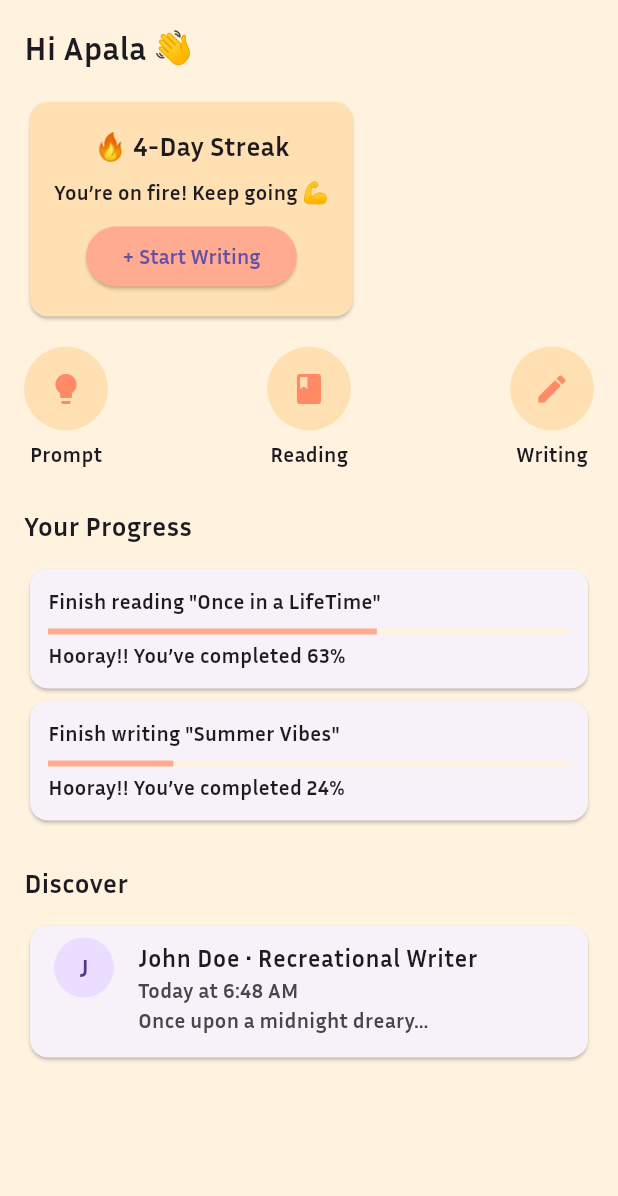
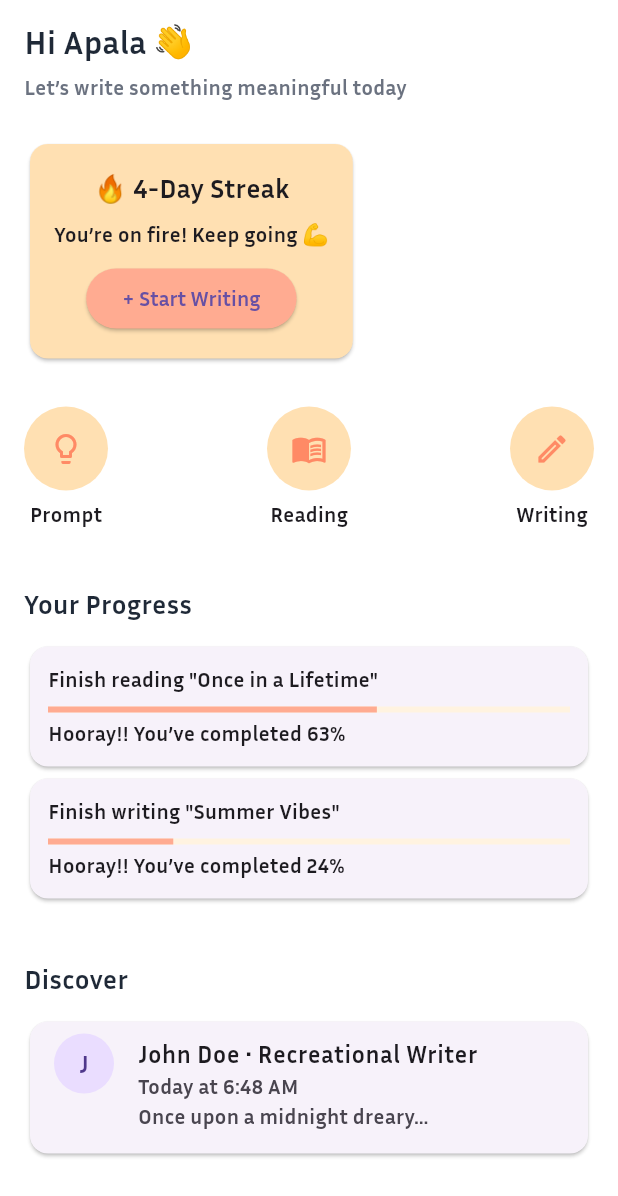
Before and after one commit to apala-1/not_a_writing_app, a Flutter app: the DashboardScreen screen opened by its route, on a phone screen of 412 x 824 dp. Shown: the top 1196 px of the screen. Run offline on Flutter 3.47's test engine with Material 3 defaults, Android fonts, the phone set to English and light mode, and no system bars.

Commit message:
Theme changes in dashboard

```diff
--- a/lib/screens/bottom_screens/dashboard_screen.dart
+++ b/lib/screens/bottom_screens/dashboard_screen.dart
@@ -1,8 +1,10 @@
 import 'package:flutter/material.dart';
+import 'package:not_a_writing_app/theme/colors.dart';
 import 'package:not_a_writing_app/widgets/post_card.dart';
 import 'package:not_a_writing_app/widgets/progress_card.dart';
 import 'package:not_a_writing_app/widgets/quick_action_item.dart';
 import 'package:not_a_writing_app/widgets/streak_card.dart';
+
 import 'book_detail_screen.dart';
 import '../write_create_screen.dart';
 import '../post_setup_screen.dart';
@@ -22,55 +24,80 @@ class _DashboardScreenState extends State<DashboardScreen> {
   @override
   Widget build(BuildContext context) {
     return Scaffold(
-      backgroundColor: Colors.orange.shade50,
+      backgroundColor: AppColors.background,
       body: SafeArea(
         child: SingleChildScrollView(
-          padding: const EdgeInsets.all(16),
+          padding: const EdgeInsets.symmetric(horizontal: 16, vertical: 12),
           child: Column(
             crossAxisAlignment: CrossAxisAlignment.start,
             children: [
+              // 👋 Greeting
               const Text(
                 'Hi Apala 👋',
-                style: TextStyle(fontSize: 22, fontWeight: FontWeight.bold),
+                style: TextStyle(
+                  fontSize: 22,
+                  fontWeight: FontWeight.bold,
+                  color: AppColors.textPrimary,
+                ),
               ),
-              const SizedBox(height: 16),
 
+              const SizedBox(height: 4),
+
+              const Text(
+                'Let’s write something meaningful today',
+                style: TextStyle(
+                  fontSize: 14,
+                  color: AppColors.textSecondary,
+                ),
+              ),
+
+              const SizedBox(height: 24),
+
+              // 🔥 Streak Card
               StreakCard(
                 onStartWriting: () => _navigateTo(const WriteScreen()),
               ),
 
-              const SizedBox(height: 16),
+              const SizedBox(height: 28),
 
+              // ⚡ Quick Actions
               Row(
                 mainAxisAlignment: MainAxisAlignment.spaceBetween,
                 children: [
                   QuickActionItem(
-                    icon: Icons.lightbulb,
+                    icon: Icons.lightbulb_outline,
                     label: 'Prompt',
                     onTap: () => _navigateTo(const PostSetupScreen()),
                   ),
                   QuickActionItem(
-                    icon: Icons.book,
+                    icon: Icons.menu_book_outlined,
                     label: 'Reading',
                     onTap: () => _navigateTo(const BookDetailScreen()),
                   ),
                   QuickActionItem(
-                    icon: Icons.edit,
+                    icon: Icons.edit_outlined,
                     label: 'Writing',
                     onTap: () => _navigateTo(const WriteScreen()),
                   ),
                 ],
               ),
 
-              const SizedBox(height: 24),
+              const SizedBox(height: 36),
+
+              // 📈 Progress Section
               const Text(
                 'Your Progress',
-                style: TextStyle(fontSize: 18, fontWeight: FontWeight.w600),
+                style: TextStyle(
+                  fontSize: 18,
+                  fontWeight: FontWeight.w600,
+                  color: AppColors.textPrimary,
+                ),
               ),
+
               const SizedBox(height: 12),
 
               ProgressCard(
-                title: 'Finish reading "Once in a LifeTime"',
+                title: 'Finish reading "Once in a Lifetime"',
                 progress: 0.63,
                 onTap: () => _navigateTo(const BookDetailScreen()),
               ),
@@ -81,11 +108,18 @@ class _DashboardScreenState extends State<DashboardScreen> {
                 onTap: () => _navigateTo(const WriteScreen()),
               ),
 
-              const SizedBox(height: 24),
+              const SizedBox(height: 36),
+
+              // 🌍 Discover Section
               const Text(
                 'Discover',
-                style: TextStyle(fontSize: 18, fontWeight: FontWeight.w600),
+                style: TextStyle(
+                  fontSize: 18,
+                  fontWeight: FontWeight.w600,
+                  color: AppColors.textPrimary,
+                ),
               ),
+
               const SizedBox(height: 12),
 
               PostCard(
--- /dev/null
+++ b/lib/theme/colors.dart
@@ -0,0 +1,14 @@
+import 'package:flutter/material.dart';
+
+class AppColors {
+  static const Color primaryOrange = Color(0xFFFF7A00);
+  static const Color lightOrange = Color(0xFFFFF3E8);
+
+  static const Color background = Colors.white;
+  static const Color cardBackground = Color(0xFFF9F9F9);
+
+  static const Color textPrimary = Color(0xFF1F2937);
+  static const Color textSecondary = Color(0xFF6B7280);
+
+  static const Color divider = Color(0xFFE5E7EB);
+}
```
Also changed, not shown: lib/screens/login_screen.dart (+5 -3 lines), lib/widgets/app_card.dart (added, +39 -0 lines).
